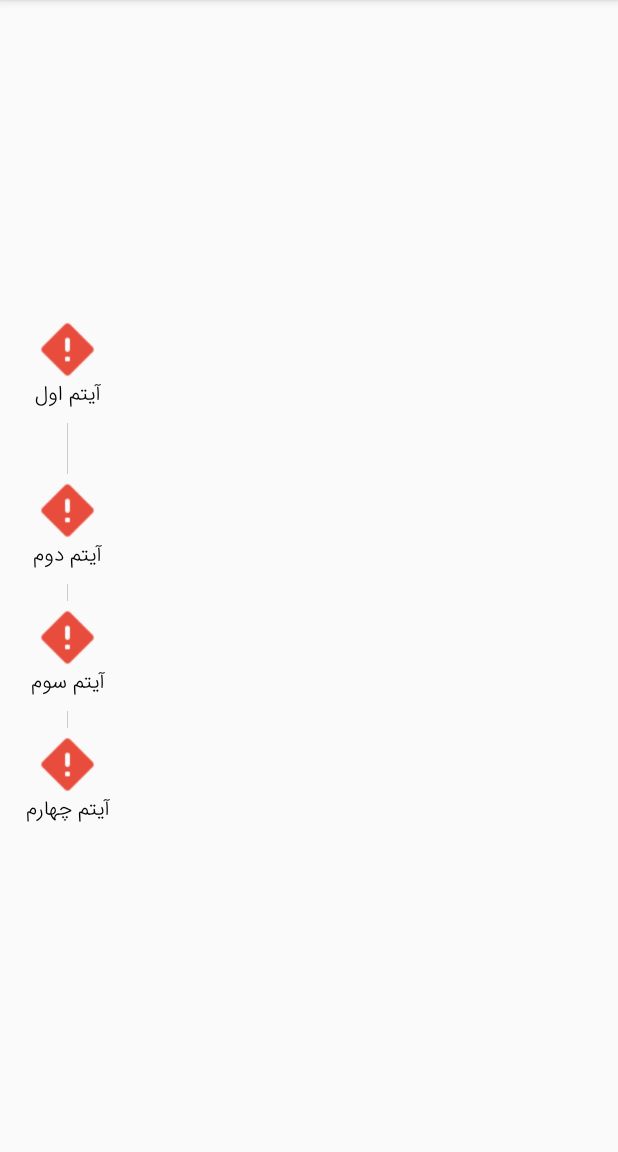
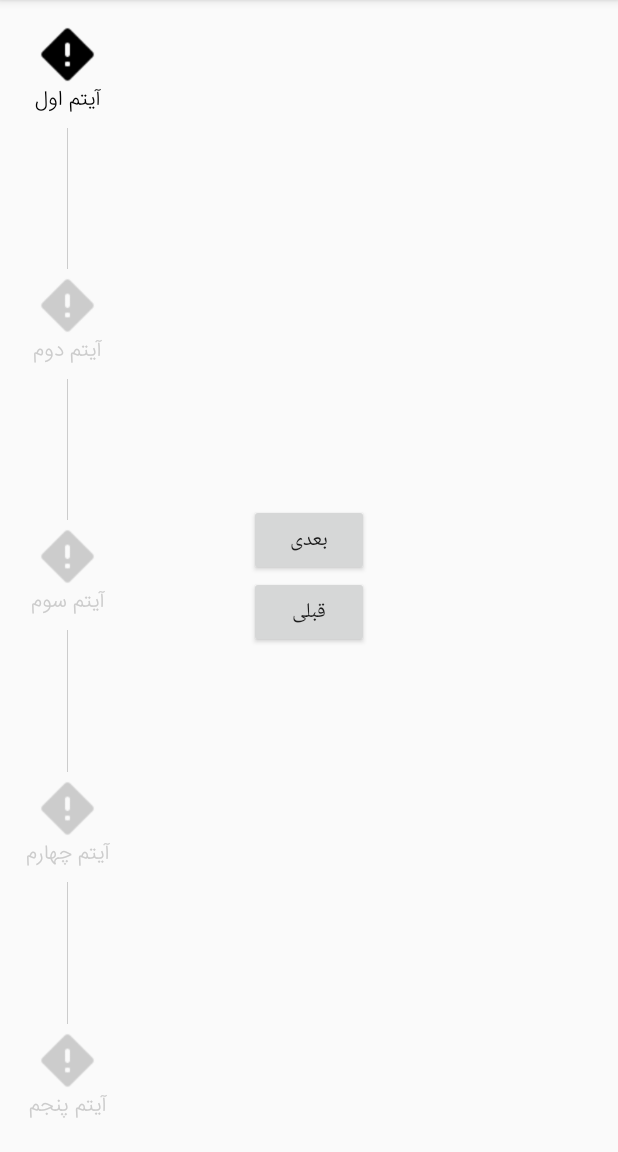
Before and after one commit to TalebRafiepour/AndroidSteper, an Android app: the screen it shows after launch (MainActivity), on a phone screen of 412 x 824 dp, the part 84-1236 px from its top. Run offline under Robolectric (Android 15) with nearby library versions, the phone set to English and light mode, and no system bars.

```diff
--- a/app/src/main/java/com/taleb/androidsteper/MainActivity.kt
+++ b/app/src/main/java/com/taleb/androidsteper/MainActivity.kt
@@ -2,11 +2,20 @@ package com.taleb.androidsteper
 
 import android.support.v7.app.AppCompatActivity
 import android.os.Bundle
+import kotlinx.android.synthetic.main.activity_main.*
 
 class MainActivity : AppCompatActivity() {
 
     override fun onCreate(savedInstanceState: Bundle?) {
         super.onCreate(savedInstanceState)
         setContentView(R.layout.activity_main)
+
+        nextButton.setOnClickListener {
+            mainSteper.gotToNext()
+        }
+
+        prevButton.setOnClickListener {
+            mainSteper.gotToPrev()
+        }
     }
 }
--- a/app/src/main/res/layout/activity_main.xml
+++ b/app/src/main/res/layout/activity_main.xml
@@ -7,12 +7,34 @@
     tools:context=".MainActivity">
 
     <com.taleb.steperview.SteperView
+        android:id="@+id/mainSteper"
         android:layout_margin="12dp"
         android:layout_width="wrap_content"
-        android:layout_height="350dp"
+        android:layout_height="match_parent"
         android:layout_gravity="center|start"
         app:sv_item_thumbs="@array/thumbs"
         app:sv_item_titles="@array/titles"
-        app:sv_font="fonts/IRAN Sans.ttf"/>
+        app:sv_font="fonts/IRAN Sans.ttf"
+        app:sv_selected_position="0"/>
+
+    <LinearLayout
+        android:layout_width="wrap_content"
+        android:layout_height="wrap_content"
+        android:layout_gravity="center"
+        android:orientation="vertical">
+        <Button
+            android:id="@+id/nextButton"
+            android:layout_width="80dp"
+            android:layout_height="wrap_content"
+            android:layout_gravity="center"
+            android:text="بعدی"/>
+        <Button
+            android:id="@+id/prevButton"
+            android:layout_width="80dp"
+            android:layout_height="wrap_content"
+            android:layout_gravity="center"
+            android:text="قبلی"/>
+    </LinearLayout>
+
 
 </FrameLayout>
--- a/app/src/main/res/values/integers.xml
+++ b/app/src/main/res/values/integers.xml
@@ -6,5 +6,6 @@
         <item>@drawable/icon_not_found</item>
         <item>@drawable/icon_not_found</item>
         <item>@drawable/icon_not_found</item>
+        <item>@drawable/icon_not_found</item>
     </integer-array>
 </resources>
--- a/app/src/main/res/values/strings.xml
+++ b/app/src/main/res/values/strings.xml
@@ -5,5 +5,6 @@
         <item>آیتم دوم</item>
         <item>آیتم سوم</item>
         <item>آیتم چهارم</item>
+        <item>آیتم پنجم</item>
     </string-array>
 </resources>
--- a/steperview/src/main/java/com/taleb/steperview/SteperItem.kt
+++ b/steperview/src/main/java/com/taleb/steperview/SteperItem.kt
@@ -4,7 +4,6 @@ import android.annotation.SuppressLint
 import android.content.Context
 import android.graphics.Color
 import android.graphics.Typeface
-import android.support.v4.view.GravityCompat
 import android.util.AttributeSet
 import android.view.Gravity
 import android.widget.ImageView
@@ -69,4 +68,9 @@ class SteperItem :LinearLayout {
             typedArray.recycle()
         }
     }
+
+    fun setTintColor(color: Int) {
+        this.itemSteperImageView.setColorFilter(color)
+        this.itemSteperTextView.setTextColor(color)
+    }
 }
--- a/steperview/src/main/java/com/taleb/steperview/SteperView.kt
+++ b/steperview/src/main/java/com/taleb/steperview/SteperView.kt
@@ -10,14 +10,16 @@ import android.view.View
 import android.widget.LinearLayout
 import java.lang.Exception
 
-class SteperView : LinearLayout{
+class SteperView : LinearLayout,View.OnClickListener{
 
-    private lateinit var view:LinearLayout
     private var typeface:Typeface? = null
-    private var selectedColor:Int? = null
-    private var defaultColor:Int? = null
+    private var selectedColor:Int = Color.BLACK
+    private var defaultColor:Int =Color.LTGRAY
     private var itemThumbsRes:Int? = null
     private var itemTitles:Int? = null
+    private var selectedItem = 0
+    private var thumbCount = 0
+    var listener: ISteperView? = null
 
     constructor(context: Context):super(context){
         init(context,null)
@@ -43,6 +45,7 @@ class SteperView : LinearLayout{
             this.defaultColor = typedArray.getColor(R.styleable.SteperView_sv_item_default_color,Color.LTGRAY)
             this.itemThumbsRes = typedArray.getResourceId(R.styleable.SteperView_sv_item_thumbs,0)
             this.itemTitles = typedArray.getResourceId(R.styleable.SteperView_sv_item_titles,0)
+            this.selectedItem = typedArray.getInt(R.styleable.SteperView_sv_selected_position,0)
             try {
                 val fontSrc = typedArray.getString(R.styleable.SteperView_sv_font)
                 val typeface = Typeface.createFromAsset(context.assets, fontSrc)
@@ -64,7 +67,7 @@ class SteperView : LinearLayout{
         val resourceArray = resources.obtainTypedArray(itemThumbsRes!!)
         val titleArray = resources.obtainTypedArray(itemTitles!!)
         if (resourceArray.length() != titleArray.length()) {return}
-
+        this.thumbCount = resourceArray.length()
         for (i in 0 until resourceArray.length()) {
             val resId = resourceArray.getResourceId(i,0)
             val title = titleArray.getText(i)
@@ -72,18 +75,88 @@ class SteperView : LinearLayout{
             val steperItem = SteperItem(context,resId,"$title",typeface)
             val param = LinearLayout.LayoutParams(LayoutParams.WRAP_CONTENT,LayoutParams.WRAP_CONTENT)
             steperItem.layoutParams = param
+            steperItem.id = i
+            steperItem.setTintColor(defaultColor)
+            steperItem.setOnClickListener(this)
             this.addView(steperItem)
             if (i != resourceArray.length()-1) {
                 val lineView = View(context)
-                var weight = 1.0f
-                if (i == 0){weight = (resourceArray.length()-1).toFloat()}
-                val param1 = LinearLayout.LayoutParams(1,0,weight)
+                val param1 = LinearLayout.LayoutParams(1,0,1.0f)
                 lineView.layoutParams = param1
-                lineView.setBackgroundColor(Color.LTGRAY)
+                lineView.setBackgroundColor(defaultColor)
                 this.addView(lineView)
             }
         }
         resourceArray.recycle()
         titleArray.recycle()
+
+        selectItem(this.selectedItem)
+    }
+
+    override fun onClick(v: View?) {
+        if (v != null && v is SteperItem) {
+            selectItem(v.id)
+            listener?.onStepItemClick(v.id)
+        }
+    }
+
+    fun disableItem(position: Int) {
+        findViewById<SteperItem>(position).isEnabled = false
+    }
+
+    fun enableItem(position: Int) {
+        findViewById<SteperItem>(position).isEnabled = true
+    }
+
+    fun gotToNext(){
+        if (this.selectedItem+1 >= thumbCount){return}
+        if (findViewById<SteperItem>(this.selectedItem+1).isEnabled){
+            this.selectedItem +=1
+            selectItem(this.selectedItem)
+        }
+    }
+
+    fun gotToPrev(){
+        if (this.selectedItem-1 < 0){return}
+        if (findViewById<SteperItem>(this.selectedItem-1).isEnabled){
+            this.selectedItem -=1
+            selectItem(this.selectedItem)
+        }
+    }
+
+    private fun selectItem(index: Int) {
+        this.selectedItem = index
+        var temp = -1
+        var i = 0
+        while (i < childCount) {
+            if (getChildAt(i) is SteperItem) {
+                temp +=1
+                if (temp <= index) {
+                    (getChildAt(i) as SteperItem).setTintColor(selectedColor)
+                    if (i-1 > 0){
+                        getChildAt(i-1).setBackgroundColor(selectedColor)
+                        if (temp == index){
+                            getChildAt(i-1).layoutParams = LayoutParams(1,0,4.0f)
+                        }else {
+                            getChildAt(i-1).layoutParams = LayoutParams(1,0,1.0f)
+                        }
+                        i += 1
+                    }
+                }else {
+                    (getChildAt(i) as SteperItem).setTintColor(defaultColor)
+                    if (i-1 > 0){
+                        getChildAt(i-1).setBackgroundColor(defaultColor)
+                        getChildAt(i-1).layoutParams = LayoutParams(1,0,1.0f)
+                        i += 1
+                    }
+                }
+            }
+            i += 1
+        }
+
+    }
+
+    interface ISteperView{
+        fun onStepItemClick(position: Int)
     }
 }
--- a/steperview/src/main/res/values/attrs.xml
+++ b/steperview/src/main/res/values/attrs.xml
@@ -8,5 +8,6 @@
         <attr name="sv_item_default_color" format="reference|color"/>
         <attr name="sv_item_text" format="string|reference" />
         <attr name="sv_item_img_src" format="reference"/>
+        <attr name="sv_selected_position" format="integer"/>
     </declare-styleable>
 </resources>
```
